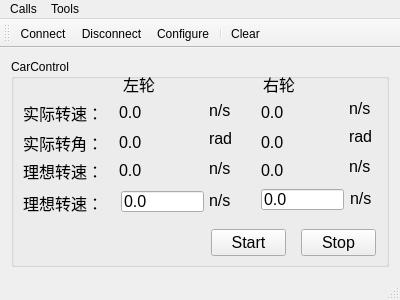
Above: serial_communication/src/PC/terminal/mainwindow.ui from yifan-Technology/smart-car before the change. Below: the same form after it.
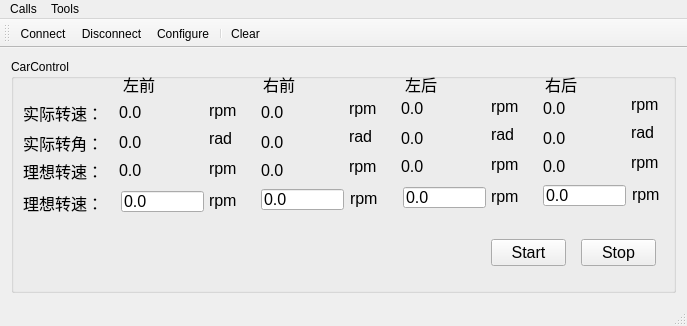
That is the form after the change. Icons and pictures are not drawn.

What changed in the file:
```diff
--- a/serial_communication/src/PC/terminal/mainwindow.ui
+++ b/serial_communication/src/PC/terminal/mainwindow.ui
@@ -6,8 +6,8 @@
    <rect>
     <x>0</x>
     <y>0</y>
-    <width>400</width>
-    <height>300</height>
+    <width>687</width>
+    <height>326</height>
    </rect>
   </property>
   <property name="windowTitle">
@@ -143,14 +143,14 @@
         </font>
        </property>
        <property name="text">
-        <string>n/s</string>
+        <string>rpm</string>
        </property>
       </widget>
       <widget class="QPushButton" name="startTest">
        <property name="geometry">
         <rect>
-         <x>200</x>
-         <y>170</y>
+         <x>480</x>
+         <y>180</y>
          <width>75</width>
          <height>27</height>
         </rect>
@@ -167,8 +167,8 @@
       <widget class="QPushButton" name="stopTest">
        <property name="geometry">
         <rect>
-         <x>290</x>
-         <y>170</y>
+         <x>570</x>
+         <y>180</y>
          <width>75</width>
          <height>27</height>
         </rect>
@@ -251,7 +251,7 @@
         </font>
        </property>
        <property name="text">
-        <string>n/s</string>
+        <string>rpm</string>
        </property>
       </widget>
       <widget class="QLabel" name="label_10">
@@ -269,7 +269,7 @@
         </font>
        </property>
        <property name="text">
-        <string>左轮</string>
+        <string>左前</string>
        </property>
       </widget>
       <widget class="QLabel" name="label_11">
@@ -287,7 +287,7 @@
         </font>
        </property>
        <property name="text">
-        <string>右轮</string>
+        <string>右前</string>
        </property>
       </widget>
       <widget class="QLabel" name="label_7">
@@ -359,7 +359,7 @@
         </font>
        </property>
        <property name="text">
-        <string>n/s</string>
+        <string>rpm</string>
        </property>
       </widget>
       <widget class="QLabel" name="label_12">
@@ -395,7 +395,7 @@
         </font>
        </property>
        <property name="text">
-        <string>n/s</string>
+        <string>rpm</string>
        </property>
       </widget>
       <widget class="QLabel" name="label_14">
@@ -413,7 +413,7 @@
         </font>
        </property>
        <property name="text">
-        <string>n/s</string>
+        <string>rpm</string>
        </property>
       </widget>
       <widget class="QLabel" name="label_15">
@@ -431,7 +431,7 @@
         </font>
        </property>
        <property name="text">
-        <string>n/s</string>
+        <string>rpm</string>
        </property>
       </widget>
       <widget class="QLabel" name="label_16">
@@ -452,6 +452,330 @@
         <string>rad</string>
        </property>
       </widget>
+      <widget class="QLabel" name="realRightBackRS">
+       <property name="geometry">
+        <rect>
+         <x>532</x>
+         <y>34</y>
+         <width>79</width>
+         <height>31</height>
+        </rect>
+       </property>
+       <property name="font">
+        <font>
+         <pointsize>12</pointsize>
+        </font>
+       </property>
+       <property name="text">
+        <string>0.0      </string>
+       </property>
+      </widget>
+      <widget class="QLabel" name="realLeftBackRS">
+       <property name="geometry">
+        <rect>
+         <x>390</x>
+         <y>34</y>
+         <width>89</width>
+         <height>31</height>
+        </rect>
+       </property>
+       <property name="font">
+        <font>
+         <pointsize>12</pointsize>
+        </font>
+       </property>
+       <property name="text">
+        <string>0.0     </string>
+       </property>
+      </widget>
+      <widget class="QLabel" name="label_17">
+       <property name="geometry">
+        <rect>
+         <x>620</x>
+         <y>60</y>
+         <width>39</width>
+         <height>27</height>
+        </rect>
+       </property>
+       <property name="font">
+        <font>
+         <pointsize>12</pointsize>
+        </font>
+       </property>
+       <property name="text">
+        <string>rad</string>
+       </property>
+      </widget>
+      <widget class="QLabel" name="label_18">
+       <property name="geometry">
+        <rect>
+         <x>534</x>
+         <y>10</y>
+         <width>72</width>
+         <height>29</height>
+        </rect>
+       </property>
+       <property name="font">
+        <font>
+         <pointsize>12</pointsize>
+        </font>
+       </property>
+       <property name="text">
+        <string>右后</string>
+       </property>
+      </widget>
+      <widget class="QLabel" name="label_19">
+       <property name="geometry">
+        <rect>
+         <x>480</x>
+         <y>92</y>
+         <width>39</width>
+         <height>27</height>
+        </rect>
+       </property>
+       <property name="font">
+        <font>
+         <pointsize>12</pointsize>
+        </font>
+       </property>
+       <property name="text">
+        <string>rpm</string>
+       </property>
+      </widget>
+      <widget class="QLabel" name="label_20">
+       <property name="geometry">
+        <rect>
+         <x>620</x>
+         <y>32</y>
+         <width>39</width>
+         <height>27</height>
+        </rect>
+       </property>
+       <property name="font">
+        <font>
+         <pointsize>12</pointsize>
+        </font>
+       </property>
+       <property name="text">
+        <string>rpm</string>
+       </property>
+      </widget>
+      <widget class="QLabel" name="realRightBackRA">
+       <property name="geometry">
+        <rect>
+         <x>532</x>
+         <y>64</y>
+         <width>81</width>
+         <height>31</height>
+        </rect>
+       </property>
+       <property name="font">
+        <font>
+         <pointsize>12</pointsize>
+        </font>
+       </property>
+       <property name="text">
+        <string>0.0      </string>
+       </property>
+      </widget>
+      <widget class="QLabel" name="label_21">
+       <property name="geometry">
+        <rect>
+         <x>480</x>
+         <y>124</y>
+         <width>39</width>
+         <height>27</height>
+        </rect>
+       </property>
+       <property name="font">
+        <font>
+         <pointsize>12</pointsize>
+        </font>
+       </property>
+       <property name="text">
+        <string>rpm</string>
+       </property>
+      </widget>
+      <widget class="QLabel" name="label_22">
+       <property name="geometry">
+        <rect>
+         <x>621</x>
+         <y>122</y>
+         <width>37</width>
+         <height>27</height>
+        </rect>
+       </property>
+       <property name="font">
+        <font>
+         <pointsize>12</pointsize>
+        </font>
+       </property>
+       <property name="text">
+        <string>rpm</string>
+       </property>
+      </widget>
+      <widget class="QLineEdit" name="sollLeftBackRS_Test">
+       <property name="geometry">
+        <rect>
+         <x>392</x>
+         <y>128</y>
+         <width>83</width>
+         <height>21</height>
+        </rect>
+       </property>
+       <property name="font">
+        <font>
+         <pointsize>12</pointsize>
+        </font>
+       </property>
+       <property name="text">
+        <string>0.0 </string>
+       </property>
+      </widget>
+      <widget class="QLineEdit" name="sollRightBackRS_Test">
+       <property name="geometry">
+        <rect>
+         <x>532</x>
+         <y>126</y>
+         <width>83</width>
+         <height>21</height>
+        </rect>
+       </property>
+       <property name="font">
+        <font>
+         <pointsize>12</pointsize>
+        </font>
+       </property>
+       <property name="text">
+        <string>0.0 </string>
+       </property>
+      </widget>
+      <widget class="QLabel" name="label_23">
+       <property name="geometry">
+        <rect>
+         <x>480</x>
+         <y>62</y>
+         <width>39</width>
+         <height>27</height>
+        </rect>
+       </property>
+       <property name="font">
+        <font>
+         <pointsize>12</pointsize>
+        </font>
+       </property>
+       <property name="text">
+        <string>rad</string>
+       </property>
+      </widget>
+      <widget class="QLabel" name="sollLeftBackRS">
+       <property name="geometry">
+        <rect>
+         <x>390</x>
+         <y>92</y>
+         <width>85</width>
+         <height>31</height>
+        </rect>
+       </property>
+       <property name="font">
+        <font>
+         <pointsize>12</pointsize>
+        </font>
+       </property>
+       <property name="text">
+        <string>0.0      </string>
+       </property>
+      </widget>
+      <widget class="QLabel" name="label_24">
+       <property name="geometry">
+        <rect>
+         <x>480</x>
+         <y>34</y>
+         <width>39</width>
+         <height>27</height>
+        </rect>
+       </property>
+       <property name="font">
+        <font>
+         <pointsize>12</pointsize>
+        </font>
+       </property>
+       <property name="text">
+        <string>rpm</string>
+       </property>
+      </widget>
+      <widget class="QLabel" name="label_25">
+       <property name="geometry">
+        <rect>
+         <x>394</x>
+         <y>10</y>
+         <width>72</width>
+         <height>29</height>
+        </rect>
+       </property>
+       <property name="font">
+        <font>
+         <pointsize>12</pointsize>
+        </font>
+       </property>
+       <property name="text">
+        <string>左后</string>
+       </property>
+      </widget>
+      <widget class="QLabel" name="sollRightBackRS">
+       <property name="geometry">
+        <rect>
+         <x>532</x>
+         <y>92</y>
+         <width>83</width>
+         <height>31</height>
+        </rect>
+       </property>
+       <property name="font">
+        <font>
+         <pointsize>12</pointsize>
+        </font>
+       </property>
+       <property name="text">
+        <string>0.0      </string>
+       </property>
+      </widget>
+      <widget class="QLabel" name="realLeftBackRA">
+       <property name="geometry">
+        <rect>
+         <x>390</x>
+         <y>64</y>
+         <width>87</width>
+         <height>31</height>
+        </rect>
+       </property>
+       <property name="font">
+        <font>
+         <pointsize>12</pointsize>
+        </font>
+       </property>
+       <property name="text">
+        <string>0.0      </string>
+       </property>
+      </widget>
+      <widget class="QLabel" name="label_26">
+       <property name="geometry">
+        <rect>
+         <x>620</x>
+         <y>90</y>
+         <width>39</width>
+         <height>27</height>
+        </rect>
+       </property>
+       <property name="font">
+        <font>
+         <pointsize>12</pointsize>
+        </font>
+       </property>
+       <property name="text">
+        <string>rpm</string>
+       </property>
+      </widget>
      </widget>
     </item>
    </layout>
@@ -461,7 +785,7 @@
     <rect>
      <x>0</x>
      <y>0</y>
-     <width>400</width>
+     <width>687</width>
      <height>20</height>
     </rect>
    </property>
```
Left out of the diff: 16 changed lines with no effect on the pictures.
